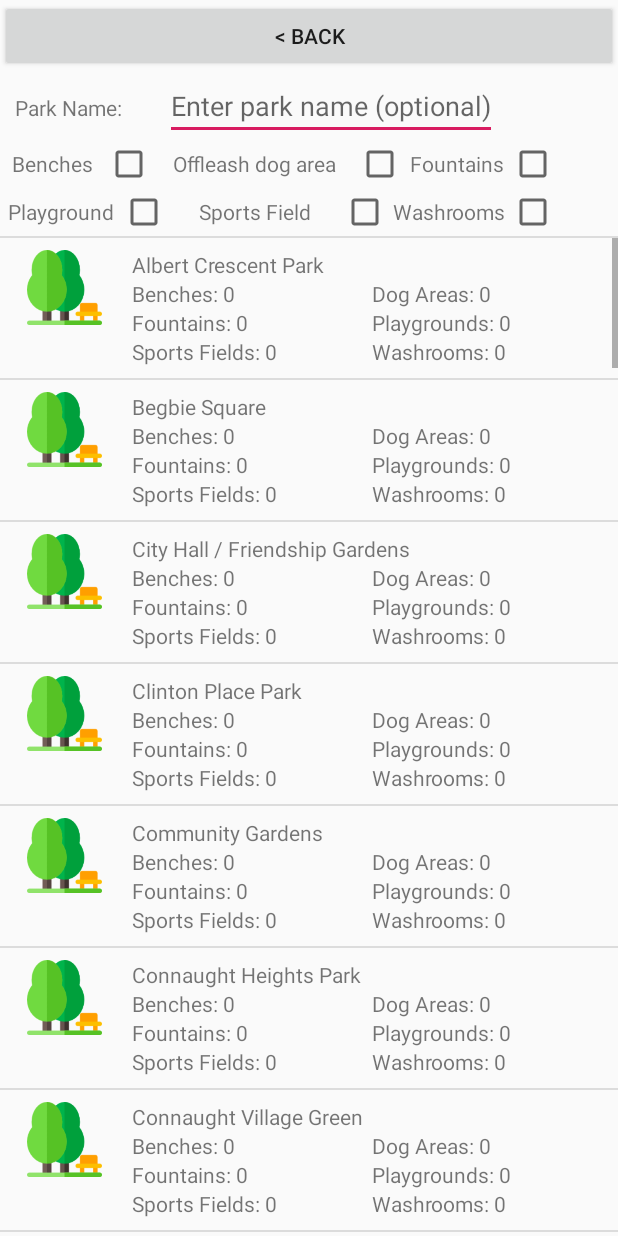
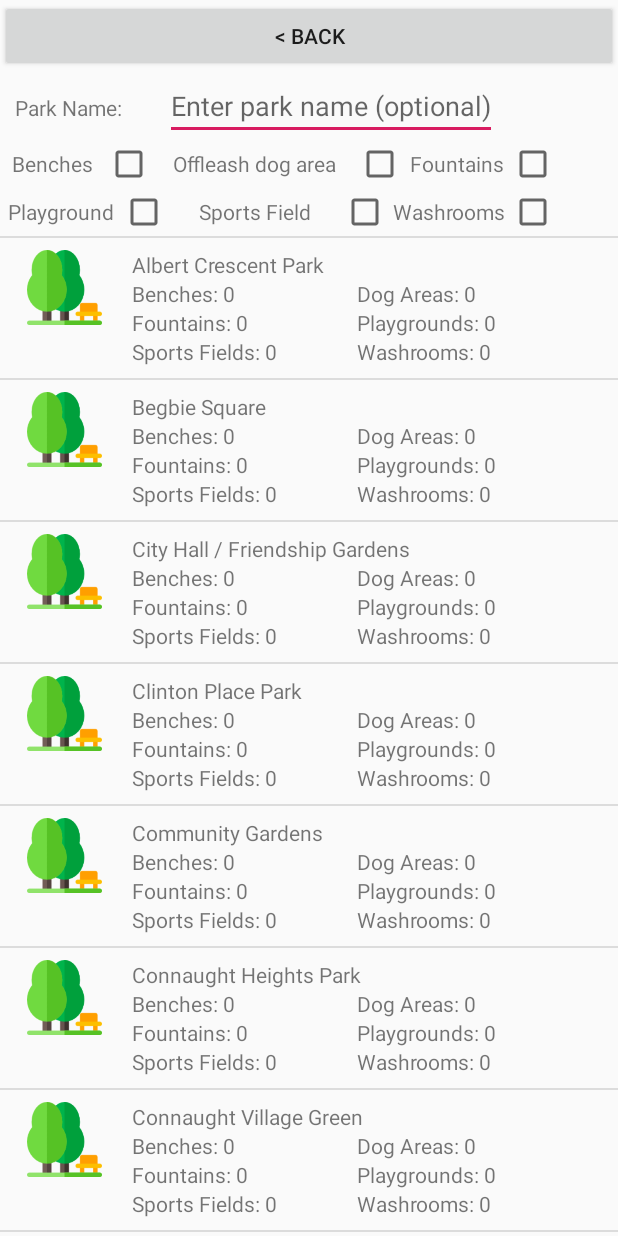
Before and after one commit to alinatu/ParkPal, an Android app: the Park_Search_Activity screen opened directly, with no data from a screen before it, on a phone screen of 412 x 824 dp. Run offline under Robolectric (Android 15) with nearby library versions, the phone set to English and light mode, and no system bars; libraries missing offline, so code that uses them is left out: com.google.maps.android; Roboto replaces fonts that are not available here; 22 statements that could not run were skipped.

Commit message:
last minute ui changes

```diff
--- a/app/src/main/AndroidManifest.xml
+++ b/app/src/main/AndroidManifest.xml
@@ -49,7 +49,8 @@
         <activity
             android:name=".AllParksMapsActivity"
             android:label="@string/title_activity_all_parks_maps" />
-        <activity android:name=".MainActivity">
+        <activity android:name=".MainActivity"
+            android:screenOrientation="portrait">
             <intent-filter>
                 <action android:name="android.intent.action.MAIN" />
                 <action android:name="android.intent.action.VIEW" />
--- a/app/src/main/res/layout/park_row_layout.xml
+++ b/app/src/main/res/layout/park_row_layout.xml
@@ -26,7 +26,6 @@
             android:id="@+id/parkName"
             android:layout_width="wrap_content"
             android:layout_height="wrap_content"
-            android:layout_marginRight="10dp"
             android:fontFamily="@font/hammersmith_one" />
 
         <LinearLayout
@@ -38,14 +37,12 @@
                 android:id="@+id/numBenches"
                 android:layout_width="150dp"
                 android:layout_height="wrap_content"
-                android:layout_marginRight="10dp"
                 android:fontFamily="@font/hammersmith_one" />
 
             <TextView
                 android:id="@+id/numDogAreas"
                 android:layout_width="wrap_content"
                 android:layout_height="wrap_content"
-                android:layout_marginRight="10dp"
                 android:fontFamily="@font/hammersmith_one" />
 
         </LinearLayout>
@@ -59,14 +56,12 @@
             android:id="@+id/numFountains"
             android:layout_width="150dp"
             android:layout_height="wrap_content"
-            android:layout_marginRight="10dp"
             android:fontFamily="@font/hammersmith_one" />
 
         <TextView
             android:id="@+id/numPlaygrounds"
             android:layout_width="wrap_content"
             android:layout_height="wrap_content"
-            android:layout_marginRight="10dp"
             android:fontFamily="@font/hammersmith_one" />
 
         </LinearLayout>
@@ -80,14 +75,12 @@
                 android:id="@+id/numSportsFields"
                 android:layout_width="150dp"
                 android:layout_height="wrap_content"
-                android:layout_marginRight="10dp"
                 android:fontFamily="@font/hammersmith_one" />
 
             <TextView
                 android:id="@+id/numWashrooms"
                 android:layout_width="wrap_content"
                 android:layout_height="wrap_content"
-                android:layout_marginRight="10dp"
                 android:fontFamily="@font/hammersmith_one" />
 
         </LinearLayout>
```
